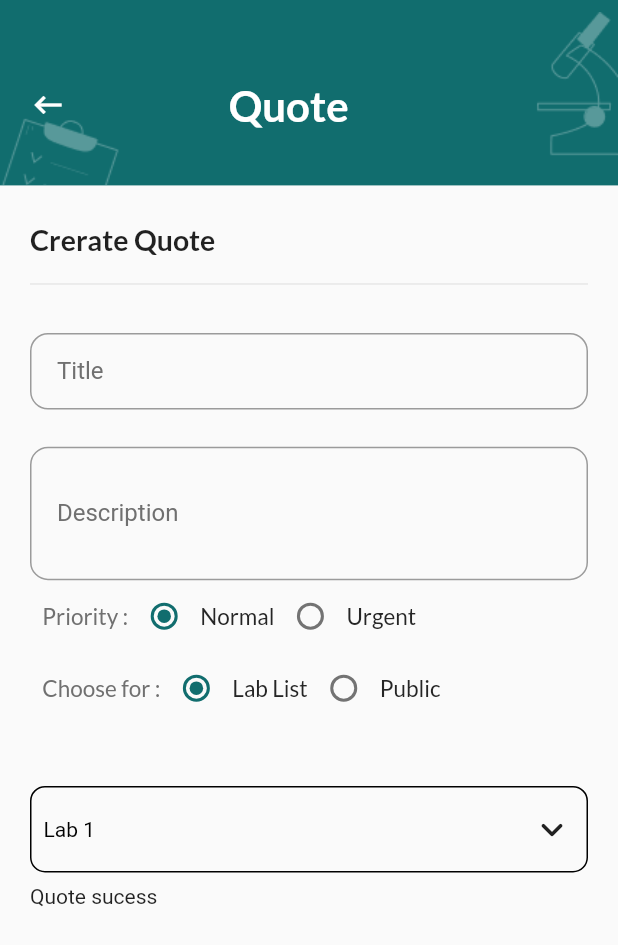
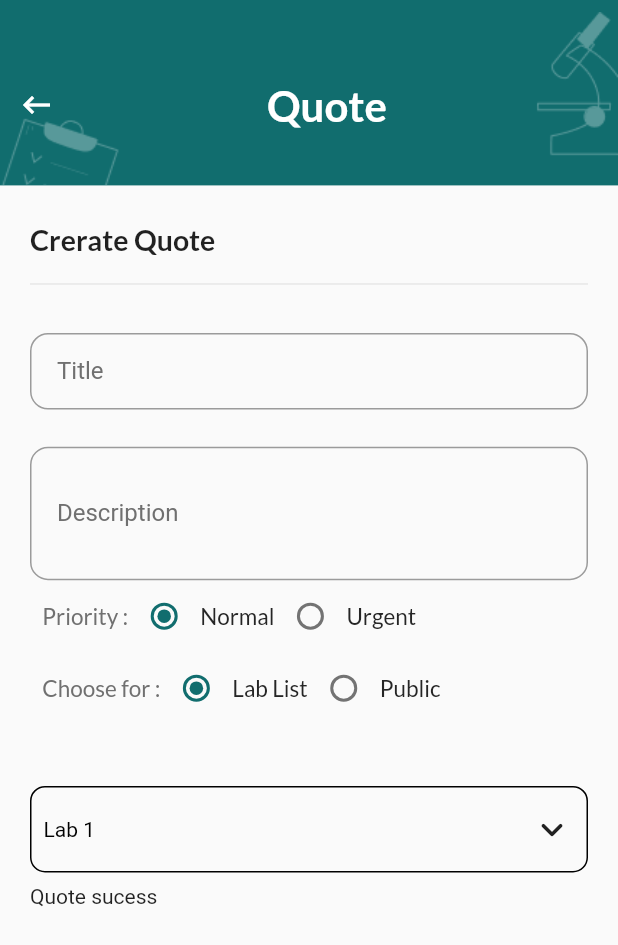
Before and after one commit to neelgupta/dentist-lab-app, a Flutter app: the CreatQuote screen opened directly, on a phone screen of 412 x 824 dp. Shown: the top 945 px of the screen. Run offline on Flutter 3.47's test engine with Material 2 defaults, Android fonts, the phone set to English and light mode, and no system bars; our stand-ins replace dotted_border, flutter_chat_bubble, flutter_switch, fluttertoast, google_fonts, image_picker and 3 more; missing offline and left inert: time_range_picker; accounts and stored records are empty; Roboto replaces fonts that are missing (spartan).

Commit message:
Complete Code Changes

```diff
--- a/lib/clinic_screen/Bottom_Navibar.dart
+++ b/lib/clinic_screen/Bottom_Navibar.dart
@@ -37,7 +37,7 @@ class _BottomNavigationState extends State<BottomNavigation> {
   List  selectedScreenList= [
     const DasBoardScreen(),
     const SizedBox(),
-    const CreatQuote(),
+    const NewQuote(),
     const ProfileEdit(),
   ];
 
--- a/lib/clinic_screen/create_quote.dart
+++ b/lib/clinic_screen/create_quote.dart
@@ -55,21 +55,22 @@ class _CreatQuoteState extends State<CreatQuote> {
                   child: Column(mainAxisAlignment: MainAxisAlignment.center,
                     children: [
                       SizedBox(height: height*0.02,),
-                      Row(crossAxisAlignment: CrossAxisAlignment.center,
+                      Padding(
+                        padding: EdgeInsets.symmetric(horizontal: width * 0.03),
+                        child: Row(crossAxisAlignment: CrossAxisAlignment.center,
                           mainAxisAlignment: MainAxisAlignment.start,
                           children: [
                             InkWell(
                                 onTap: () {
                                   Navigator.pop(context);
                                 },
-                              child: const Padding(
-                                padding: EdgeInsets.only(left: 20),
-                                child: Icon(Icons.keyboard_backspace,color: Colors.white,),
-                              )),
-                          SizedBox(width: width/3.8,),
+                                child: const Icon(Icons.keyboard_backspace,color: Colors.white,)),
+                            const Spacer(),
                             Center(child: Text(textAlign: TextAlign.center,"Quote",style: GoogleFonts.lato(fontSize: 28,fontWeight: FontWeight.w600,color: Colors.white,),)),
-
+                            const Spacer(),
+                            Container()
                           ],
+                        ),
                       ),
                     ],
                   )
@@ -98,14 +99,14 @@ class _CreatQuoteState extends State<CreatQuote> {
                       decoration: InputDecoration(
                         border: OutlineInputBorder(
                             borderRadius: BorderRadius.circular(12),
-                            borderSide: BorderSide(color: Color(0xFF707070)),
+                            borderSide: const BorderSide(color: Color(0xFF707070)),
                         ),
                         focusedBorder: OutlineInputBorder(
                           borderRadius: BorderRadius.circular(12),
                           borderSide: const BorderSide(color: Color(0xFF707070), ),
                         ),
 
-                        labelText: 'Title',labelStyle: TextStyle(color: Color(0xff707070)),
+                        labelText: 'Title',labelStyle: const TextStyle(color: Color(0xff707070)),
                         hintText: 'Title',
                         hintStyle: const TextStyle(fontSize: 15,fontWeight: FontWeight.w500,color: Color(0xFF707070)),
                         contentPadding: const EdgeInsets.only(left: 18,top: 16,bottom: 16),
@@ -125,14 +126,14 @@ class _CreatQuoteState extends State<CreatQuote> {
                       decoration: InputDecoration(
                         border: OutlineInputBorder(
                           borderRadius: BorderRadius.circular(12),
-                          borderSide: BorderSide(color: Color(0xFF707070)),
+                          borderSide: const BorderSide(color: Color(0xFF707070)),
                         ),
                         focusedBorder: OutlineInputBorder(
                           borderRadius: BorderRadius.circular(12),
                           borderSide: const BorderSide(color: Color(0xFF707070), ),
                         ),
 
-                        labelText: 'Description',labelStyle: TextStyle(color: Color(0xff707070)),
+                        labelText: 'Description',labelStyle: const TextStyle(color: Color(0xff707070)),
                         hintText: 'Description',
                         hintStyle: const TextStyle(fontSize: 15,fontWeight: FontWeight.w500,color: Color(0xFF707070)),
                         contentPadding: const EdgeInsets.only(left: 18,top: 16,bottom: 16),
@@ -148,7 +149,7 @@ class _CreatQuoteState extends State<CreatQuote> {
                           children: [
                             Radio(
                               value: "Normal",
-                              activeColor: Color(0xFF116D6E),
+                              activeColor: const Color(0xFF116D6E),
                               groupValue: isPriorityRadio,
                               onChanged: (value) {
                                 setState(() {
@@ -156,14 +157,14 @@ class _CreatQuoteState extends State<CreatQuote> {
                                 });
                               },
                             ),
-                            Text("Normal",style: GoogleFonts.lato(fontSize: 15,fontWeight: FontWeight.w500,color: Color(0xFF252525))),
+                            Text("Normal",style: GoogleFonts.lato(fontSize: 15,fontWeight: FontWeight.w500,color: const Color(0xFF252525))),
                           ],
                         ),
                         Row(
                           children: [
                             Radio(
                               value: "Urgent",
-                              activeColor: Color(0xFF116D6E),
+                              activeColor: const Color(0xFF116D6E),
                               groupValue: isPriorityRadio,
                               onChanged: (value) {
                                 setState(() {
@@ -171,7 +172,7 @@ class _CreatQuoteState extends State<CreatQuote> {
                                 });
                               },
                             ),
-                            Text("Urgent",style: GoogleFonts.lato(fontSize: 15,fontWeight: FontWeight.w500,color: Color(0xFF252525))),
+                            Text("Urgent",style: GoogleFonts.lato(fontSize: 15,fontWeight: FontWeight.w500,color: const Color(0xFF252525))),
                           ],
                         ),
                       ],
@@ -186,13 +187,13 @@ class _CreatQuoteState extends State<CreatQuote> {
                         decoration: InputDecoration(
                             border: OutlineInputBorder(
                                 borderRadius: BorderRadius.circular(12),
-                                borderSide: BorderSide(color: Color(0xFF707070))
+                                borderSide: const BorderSide(color: Color(0xFF707070))
                             ),
                             labelText: 'Date of establishment',
                             // hintText: '02/10/2023',
                             counterText: "",
-                            hintStyle: TextStyle(fontSize: 15,fontWeight: FontWeight.w500,color: Color(0xFF707070)),
-                            contentPadding: EdgeInsets.only(left: 18,top: 16,bottom: 16),
+                            hintStyle: const TextStyle(fontSize: 15,fontWeight: FontWeight.w500,color: Color(0xFF707070)),
+                            contentPadding: const EdgeInsets.only(left: 18,top: 16,bottom: 16),
                             suffixIcon: InkWell(
                                 onTap: () async {
                                   DateTime? pickedDate = await showDatePicker(
@@ -206,7 +207,7 @@ class _CreatQuoteState extends State<CreatQuote> {
                                         DateFormat('dd MMMM yyyy').format(pickedDate);
                                   };
                                 },
-                                child: Image(image: AssetImage("assets/image/date.png")))
+                                child: const Image(image: AssetImage("assets/image/date.png")))
                         ),
                         validator: (value) {
                           if(value == null || value.isEmpty){
@@ -215,7 +216,7 @@ class _CreatQuoteState extends State<CreatQuote> {
                           return null;
                         },
                       ),
-                    ):SizedBox(),
+                    ):const SizedBox(),
 
                     Row(
                       children: [
@@ -226,7 +227,7 @@ class _CreatQuoteState extends State<CreatQuote> {
                           children: [
                             Radio(
                               value: "Lab List",
-                              activeColor: Color(0xFF116D6E),
+                              activeColor: const Color(0xFF116D6E),
                               groupValue: isChooseRadio,
                               onChanged: (value) {
                                 setState(() {
@@ -234,14 +235,14 @@ class _CreatQuoteState extends State<CreatQuote> {
                                 });
                               },
                             ),
-                            Text("Lab List",style: GoogleFonts.lato(fontSize: 15,fontWeight: FontWeight.w500,color: Color(0xFF252525))),
+                            Text("Lab List",style: GoogleFonts.lato(fontSize: 15,fontWeight: FontWeight.w500,color: const Color(0xFF252525))),
                           ],
                         ),
                         Row(
                           children: [
                             Radio(
                               value: "Public",
-                              activeColor: Color(0xFF116D6E),
+                              activeColor: const Color(0xFF116D6E),
                               groupValue: isChooseRadio,
                               onChanged: (value) {
                                 setState(() {
@@ -249,7 +250,7 @@ class _CreatQuoteState extends State<CreatQuote> {
                                 });
                               },
                             ),
-                            Text("Public",style: GoogleFonts.lato(fontSize: 15,fontWeight: FontWeight.w500,color: Color(0xFF252525))),
+                            Text("Public",style: GoogleFonts.lato(fontSize: 15,fontWeight: FontWeight.w500,color: const Color(0xFF252525))),
                           ],
                         ),
                       ],
@@ -280,14 +281,14 @@ class _CreatQuoteState extends State<CreatQuote> {
                                 Padding(
                                   padding: const EdgeInsets.only(left: 8),
                                   child: Text("${s_method}",
-                                      style: TextStyle(
+                                      style: const TextStyle(
                                           fontSize: 14,
                                           color: Colors.black,
                                           fontFamily: "spartan")),
                                 ),
-                                Spacer(),
-                                Padding(
-                                  padding: const EdgeInsets.only(right: 8),
+                                const Spacer(),
+                                const Padding(
+                                  padding: EdgeInsets.only(right: 8),
                                   child: Icon(Icons.keyboard_arrow_down_rounded,size: 30),
                                 ),
                               ],
@@ -310,7 +311,7 @@ class _CreatQuoteState extends State<CreatQuote> {
                                 Row(
                                   children: [
                                     Radio(
-                                      activeColor: Color(0xFFDD6A03),
+                                      activeColor: const Color(0xFFDD6A03),
                                       value: "expedited", groupValue: place, onChanged: (value) {
                                       setState(() {
                                         place = value.toString();
@@ -318,7 +319,7 @@ class _CreatQuoteState extends State<CreatQuote> {
                                         method = false;
                                       });
                                     },),
-                                    Text("Lab 1",style: GoogleFonts.lato(fontSize: 15,fontWeight: FontWeight.w500,color: Color(0xFF252525))),
+                                    Text("Lab 1",style: GoogleFonts.lato(fontSize: 15,fontWeight: FontWeight.w500,color: const Color(0xFF252525))),
 
 
                                   ],
@@ -326,7 +327,7 @@ class _CreatQuoteState extends State<CreatQuote> {
                                 Row(
                                   children: [
                                     Radio(
-                                      activeColor: Color(0xFFDD6A03),
+                                      activeColor: const Color(0xFFDD6A03),
                                       value: "regular", groupValue: place, onChanged: (value) {
                                       setState(() {
                                         place = value.toString();
@@ -334,14 +335,14 @@ class _CreatQuoteState extends State<CreatQuote> {
                                         method = false;
                                       });
                                     },),
-                                    Text("Lab 2",style: GoogleFonts.lato(fontSize: 15,fontWeight: FontWeight.w500,color: Color(0xFF252525))),
+                                    Text("Lab 2",style: GoogleFonts.lato(fontSize: 15,fontWeight: FontWeight.w500,color: const Color(0xFF252525))),
 
                                   ],
                                 ),
                                 Row(
                                   children: [
                                     Radio(
-                                      activeColor: Color(0xFFDD6A03),
+                                      activeColor: const Color(0xFFDD6A03),
                                       value: "xpress", groupValue: place, onChanged: (value) {
                                       setState(() {
                                         place = value.toString();
@@ -349,7 +350,7 @@ class _CreatQuoteState extends State<CreatQuote> {
                                         method = false;
                                       });
                                     },),
-                                    Text("Lab 3",style: GoogleFonts.lato(fontSize: 15,fontWeight: FontWeight.w500,color: Color(0xFF252525))),
+                                    Text("Lab 3",style: GoogleFonts.lato(fontSize: 15,fontWeight: FontWeight.w500,color: const Color(0xFF252525))),
 
                                   ],
                                 ),
@@ -357,13 +358,13 @@ class _CreatQuoteState extends State<CreatQuote> {
                               ],
                             ),
                           ),
-                        ):SizedBox(),
+                        ):const SizedBox(),
                           InkWell(
                               onTap: () {
                                  Navigator.push(context, MaterialPageRoute(builder: (context) {
-                                  return QuoteSuccessfully();
+                                  return const QuoteSuccessfully();
                                 },));
-                              },child: Text("Quote sucess")),
+                              },child: const Text("Quote sucess")),
 
 
                       ]
```
Also changed, not shown: lib/clinic_screen/new_quote.dart (+4 -8 lines), lib/clinic_screen/profile_edit.dart (+35 -45 lines), lib/clinic_screen/quote_successfully.dart (+6 -12 lines). Lines whose indentation alone changed are shown as unchanged.
